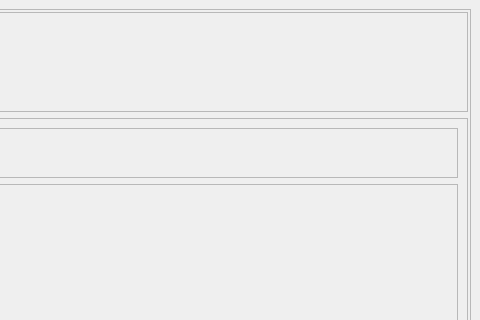
Old version of the form UIFiles/stockDetails.ui in the repository ShubhamMandavkar/TYLiveProjectt-StockAutomationSystem; both pictures show x 486 to 966 and y 0 to 320 of the 966 by 615 pixel window.
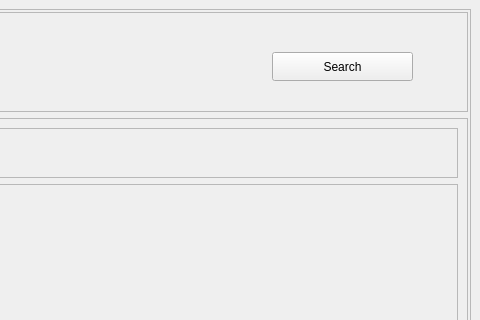
New version of the form.

Commit message: added search btn in each UI file

```diff
--- a/UIFiles/stockDetails.ui
+++ b/UIFiles/stockDetails.ui
@@ -109,6 +109,19 @@
          <property name="frameShadow">
           <enum>QFrame::Raised</enum>
          </property>
+         <widget class="QPushButton" name="btnSearch">
+          <property name="geometry">
+           <rect>
+            <x>490</x>
+            <y>40</y>
+            <width>141</width>
+            <height>29</height>
+           </rect>
+          </property>
+          <property name="text">
+           <string>Search</string>
+          </property>
+         </widget>
         </widget>
        </item>
        <item>
```
Left out of the diff: 2 changed lines with no effect on the pictures. The commit also changes 18 other files.
